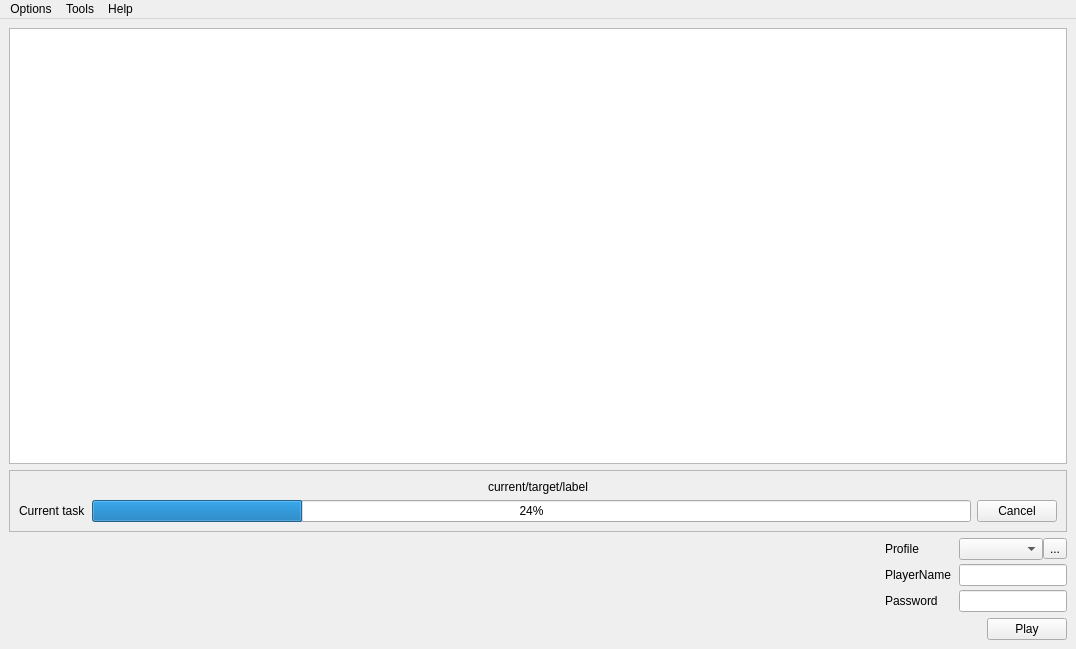
Before: the Qt Designer form src/ui/mainwindow.ui in dngulin/ttyhlauncher, drawn with Qt 5.
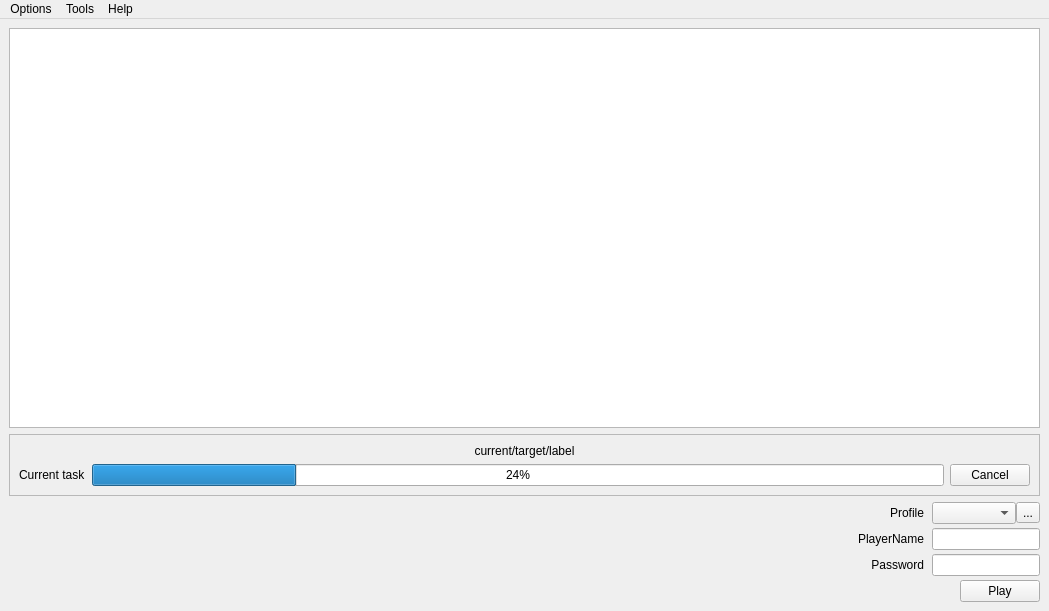
After: the same form once the commit is applied. Icons and pictures are not drawn.

Commit message: Fix the window layout in OSX (replace a form layout by grid layout)

Diff of the .ui file:
```diff
--- a/src/ui/mainwindow.ui
+++ b/src/ui/mainwindow.ui
@@ -6,8 +6,8 @@
    <rect>
     <x>0</x>
     <y>0</y>
-    <width>1076</width>
-    <height>649</height>
+    <width>1049</width>
+    <height>611</height>
    </rect>
   </property>
   <property name="windowTitle">
@@ -118,7 +118,10 @@
       </item>
       <item>
        <widget class="QWidget" name="widgetForm" native="true">
-        <layout class="QVBoxLayout" name="layoutPlay" stretch="1,0">
+        <layout class="QVBoxLayout" name="layoutPlay" stretch="1,0,0">
+         <property name="spacing">
+          <number>0</number>
+         </property>
          <property name="leftMargin">
           <number>0</number>
          </property>
@@ -132,7 +135,7 @@
           <number>0</number>
          </property>
          <item>
-          <layout class="QFormLayout" name="layoutLogin">
+          <layout class="QGridLayout" name="gridLayout">
            <property name="horizontalSpacing">
             <number>8</number>
            </property>
@@ -144,29 +147,8 @@
              <property name="text">
               <string>Profile</string>
              </property>
-            </widget>
-           </item>
-           <item row="1" column="0">
-            <widget class="QLabel" name="labelPlayerName">
-             <property name="text">
-              <string>PlayerName</string>
-             </property>
-            </widget>
-           </item>
-           <item row="1" column="1">
-            <widget class="QLineEdit" name="lineEditPlayerName"/>
-           </item>
-           <item row="2" column="0">
-            <widget class="QLabel" name="labelPassword">
-             <property name="text">
-              <string>Password</string>
-             </property>
-            </widget>
-           </item>
-           <item row="2" column="1">
-            <widget class="QLineEdit" name="lineEditPassword">
-             <property name="echoMode">
-              <enum>QLineEdit::Password</enum>
+             <property name="alignment">
+              <set>Qt::AlignRight|Qt::AlignTrailing|Qt::AlignVCenter</set>
              </property>
             </widget>
            </item>
@@ -197,8 +179,51 @@
              </item>
             </layout>
            </item>
+           <item row="1" column="0">
+            <widget class="QLabel" name="labelPlayerName">
+             <property name="text">
+              <string>PlayerName</string>
+             </property>
+             <property name="alignment">
+              <set>Qt::AlignRight|Qt::AlignTrailing|Qt::AlignVCenter</set>
+             </property>
+            </widget>
+           </item>
+           <item row="1" column="1">
+            <widget class="QLineEdit" name="lineEditPlayerName"/>
+           </item>
+           <item row="2" column="0">
+            <widget class="QLabel" name="labelPassword">
+             <property name="text">
+              <string>Password</string>
+             </property>
+             <property name="alignment">
+              <set>Qt::AlignRight|Qt::AlignTrailing|Qt::AlignVCenter</set>
+             </property>
+            </widget>
+           </item>
+           <item row="2" column="1">
+            <widget class="QLineEdit" name="lineEditPassword">
+             <property name="echoMode">
+              <enum>QLineEdit::Password</enum>
+             </property>
+            </widget>
+           </item>
           </layout>
          </item>
+         <item>
+          <spacer name="verticalSpacer">
+           <property name="orientation">
+            <enum>Qt::Vertical</enum>
+           </property>
+           <property name="sizeHint" stdset="0">
+            <size>
+             <width>20</width>
+             <height>4</height>
+            </size>
+           </property>
+          </spacer>
+         </item>
          <item>
           <layout class="QHBoxLayout" name="horizontalLayout">
            <item>
@@ -235,7 +260,7 @@
     <rect>
      <x>0</x>
      <y>0</y>
-     <width>1076</width>
+     <width>1049</width>
      <height>32</height>
     </rect>
    </property>
```
